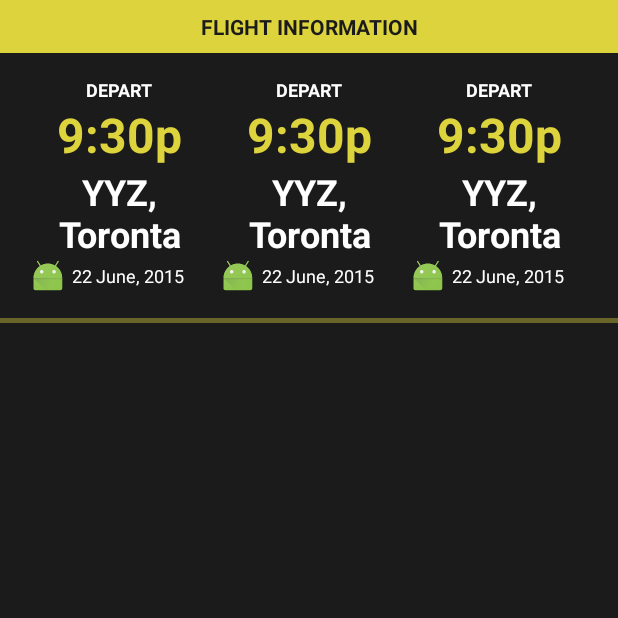
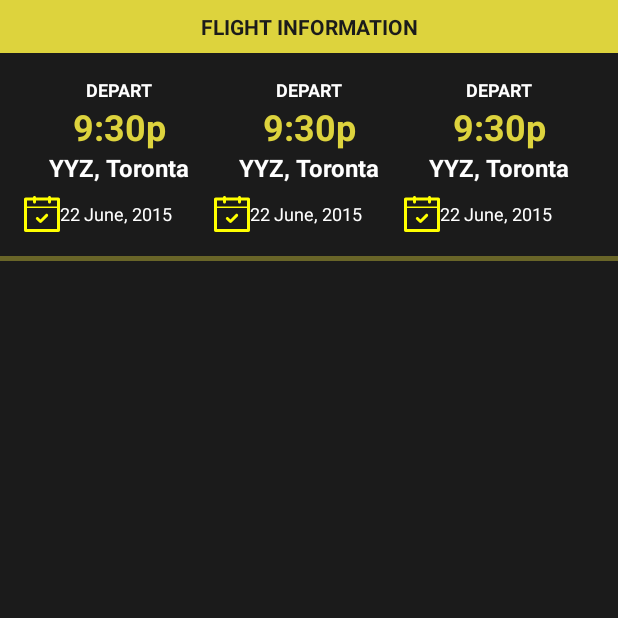
Before and after one commit to nphau/AngularJS-FlightBooking, an Android app: the screen it shows after launch (MainActivity), on a phone screen of 412 x 824 dp, the top half of it. Run offline under Robolectric (Android 15) with nearby library versions, the phone set to English and light mode, and no system bars.

Commit message:
Update vector drawable

```diff
--- a/Source/Client/FlightBooking_Android/app/build.gradle
+++ b/Source/Client/FlightBooking_Android/app/build.gradle
@@ -10,6 +10,7 @@ android {
         versionCode 1
         versionName "1.0"
         testInstrumentationRunner "android.support.test.runner.AndroidJUnitRunner"
+        vectorDrawables.useSupportLibrary = true
     }
     buildTypes {
         release {
--- /dev/null
+++ b/Source/Client/FlightBooking_Android/app/src/main/res/drawable/ic_vector_calender.xml
@@ -0,0 +1,13 @@
+<?xml version="1.0" encoding="utf-8"?>
+<vector xmlns:android="http://schemas.android.com/apk/res/android"
+    android:width="24dp"
+    android:height="24dp"
+    android:viewportHeight="24"
+    android:viewportWidth="24">
+    <path
+        android:fillColor="#FFFF00"
+        android:pathData="M22.9 1L18 1C18 0.4 17.6 0 17 0 16.4 0 16 0.4 16 1L8 1C8 0.4 7.6 0 7 0 6.4 0 6 0.4 6 1L1.1 1C0.5 1 0 1.5 0 2.1L0 22.9C0 23.5 0.5 24 1.1 24l21.8 0C23.5 24 24 23.5 24 22.9L24 2.1C24 1.5 23.5 1 22.9 1ZM22 22L2 22 2 8 22 8 22 22ZM22 7L2 7 2 3 6 3 6 4C6 4.6 6.4 5 7 5 7.6 5 8 4.6 8 4l0 -1 8 0 0 1c0 0.6 0.4 1 1 1 0.6 0 1 -0.4 1 -1l0 -1 4 0 0 4z" />
+    <path
+        android:fillColor="#FFFF00"
+        android:pathData="M10.3 17.7c0.4 0.4 1 0.4 1.4 0l4.1 -4.1c0.4 -0.4 0.4 -1 0 -1.4 -0.4 -0.4 -1 -0.4 -1.4 0L11 15.7 9.6 14.3c-0.4 -0.4 -1 -0.4 -1.4 0 -0.4 0.4 -0.4 1 0 1.4l2.1 2z" />
+</vector>
--- a/Source/Client/FlightBooking_Android/app/src/main/res/layout/content_main.xml
+++ b/Source/Client/FlightBooking_Android/app/src/main/res/layout/content_main.xml
@@ -24,15 +24,16 @@
 
         <LinearLayout
             android:layout_width="match_parent"
-            android:layout_height="match_parent"
+            android:layout_height="wrap_content"
             android:layout_margin="@dimen/activity_margin_min"
             android:orientation="horizontal"
             android:padding="@dimen/activity_padding_min"
-            android:weightSum="3">
+            android:weightSum="3"
+            android:baselineAligned="false">
 
             <LinearLayout
                 android:layout_width="match_parent"
-                android:layout_height="match_parent"
+                android:layout_height="wrap_content"
                 android:layout_weight="1"
                 android:orientation="vertical">
 
@@ -51,7 +52,7 @@
                     android:gravity="center"
                     android:text="9:30p"
                     android:textColor="#ddd33d"
-                    android:textSize="32sp" />
+                    android:textSize="24sp" />
 
                 <android.support.v7.widget.AppCompatTextView
                     style="@style/AppTheme.TextView_Title.White"
@@ -59,18 +60,19 @@
                     android:layout_height="wrap_content"
                     android:gravity="center"
                     android:text="YYZ, Toronta"
-                    android:textSize="24sp" />
+                    android:textSize="16sp" />
 
                 <LinearLayout
                     android:layout_width="match_parent"
-                    android:layout_height="match_parent"
+                    android:layout_height="wrap_content"
+                    android:layout_marginTop="@dimen/activity_margin_min"
                     android:orientation="horizontal">
 
                     <android.support.v7.widget.AppCompatImageView
-                        android:layout_width="@dimen/icon_size_min"
+                        android:layout_width="@dimen/icon_size_min_ex"
                         android:layout_height="@dimen/icon_size_min_ex"
                         android:layout_gravity="center"
-                        app:srcCompat="@mipmap/ic_launcher" />
+                        app:srcCompat="@drawable/ic_vector_calender" />
 
                     <android.support.v7.widget.AppCompatTextView
                         style="@style/AppTheme.TextView_Sub_Title.White"
@@ -83,7 +85,7 @@
 
             <LinearLayout
                 android:layout_width="match_parent"
-                android:layout_height="match_parent"
+                android:layout_height="wrap_content"
                 android:layout_weight="1"
                 android:orientation="vertical">
 
@@ -102,7 +104,7 @@
                     android:gravity="center"
                     android:text="9:30p"
                     android:textColor="#ddd33d"
-                    android:textSize="32sp" />
+                    android:textSize="24sp" />
 
                 <android.support.v7.widget.AppCompatTextView
                     style="@style/AppTheme.TextView_Title.White"
@@ -110,18 +112,19 @@
                     android:layout_height="wrap_content"
                     android:gravity="center"
                     android:text="YYZ, Toronta"
-                    android:textSize="24sp" />
+                    android:textSize="16sp" />
 
                 <LinearLayout
                     android:layout_width="match_parent"
-                    android:layout_height="match_parent"
+                    android:layout_height="wrap_content"
+                    android:layout_marginTop="@dimen/activity_margin_min"
                     android:orientation="horizontal">
 
                     <android.support.v7.widget.AppCompatImageView
-                        android:layout_width="@dimen/icon_size_min"
+                        android:layout_width="@dimen/icon_size_min_ex"
                         android:layout_height="@dimen/icon_size_min_ex"
                         android:layout_gravity="center"
-                        app:srcCompat="@mipmap/ic_launcher" />
+                        app:srcCompat="@drawable/ic_vector_calender" />
 
                     <android.support.v7.widget.AppCompatTextView
                         style="@style/AppTheme.TextView_Sub_Title.White"
@@ -134,7 +137,7 @@
 
             <LinearLayout
                 android:layout_width="match_parent"
-                android:layout_height="match_parent"
+                android:layout_height="wrap_content"
                 android:layout_weight="1"
                 android:orientation="vertical">
 
@@ -153,7 +156,7 @@
                     android:gravity="center"
                     android:text="9:30p"
                     android:textColor="#ddd33d"
-                    android:textSize="32sp" />
+                    android:textSize="24sp" />
 
                 <android.support.v7.widget.AppCompatTextView
                     style="@style/AppTheme.TextView_Title.White"
@@ -161,18 +164,19 @@
                     android:layout_height="wrap_content"
                     android:gravity="center"
                     android:text="YYZ, Toronta"
-                    android:textSize="24sp" />
+                    android:textSize="16sp" />
 
                 <LinearLayout
                     android:layout_width="match_parent"
-                    android:layout_height="match_parent"
+                    android:layout_height="wrap_content"
+                    android:layout_marginTop="@dimen/activity_margin_min"
                     android:orientation="horizontal">
 
                     <android.support.v7.widget.AppCompatImageView
-                        android:layout_width="@dimen/icon_size_min"
+                        android:layout_width="@dimen/icon_size_min_ex"
                         android:layout_height="@dimen/icon_size_min_ex"
                         android:layout_gravity="center"
-                        app:srcCompat="@mipmap/ic_launcher" />
+                        app:srcCompat="@drawable/ic_vector_calender" />
 
                     <android.support.v7.widget.AppCompatTextView
                         style="@style/AppTheme.TextView_Sub_Title.White"
```
Also changed, not shown: Source/Client/FlightBooking_Android/app/src/main/res/drawable/ic_style_button_round_corners_yellow_none.xml (added, +7 -0 lines), Source/Client/FlightBooking_Android/app/src/main/res/drawable/ic_style_rect_round_corners_yellow_dark_none.xml (added, +10 -0 lines), Source/Client/FlightBooking_Android/app/src/main/res/drawable/ic_style_rect_round_corners_yellow_light_none.xml (added, +10 -0 lines), Source/Client/FlightBooking_Android/app/src/main/res/drawable/ic_vector_plane.xml (added, +10 -0 lines), Source/Client/FlightBooking_Android/app/src/main/res/values/colors.xml (+6 -4 lines).
